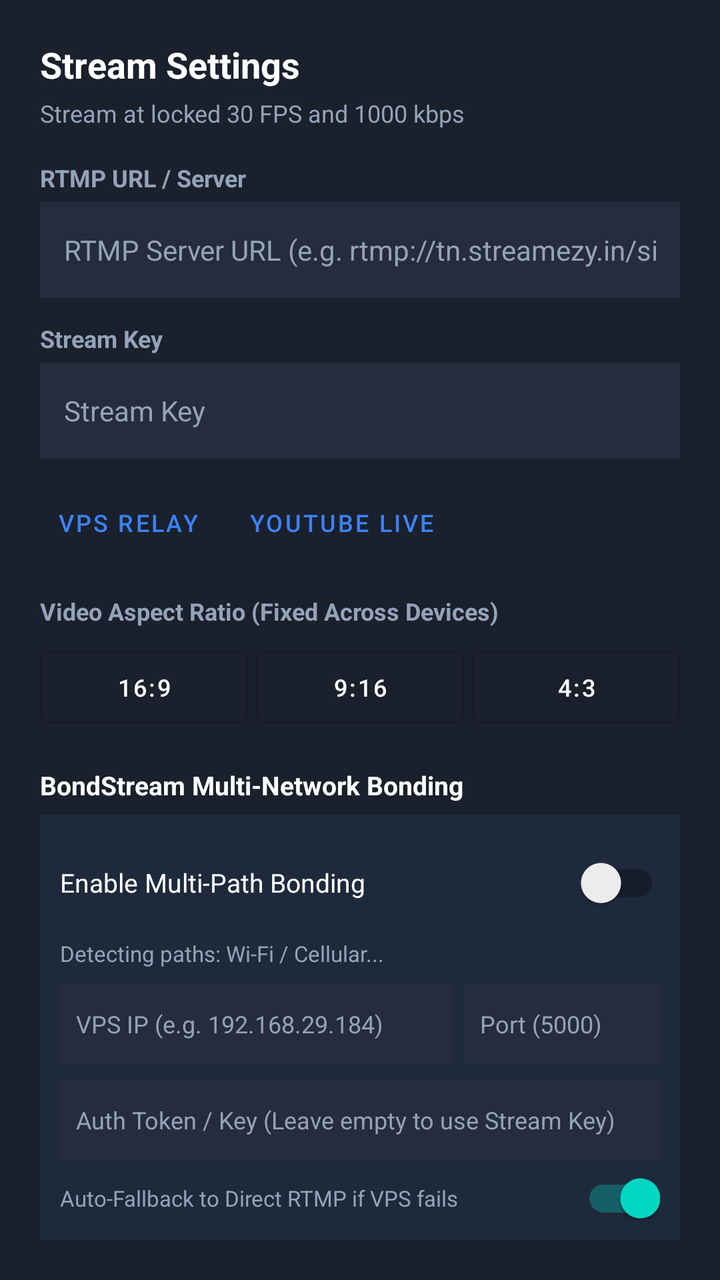
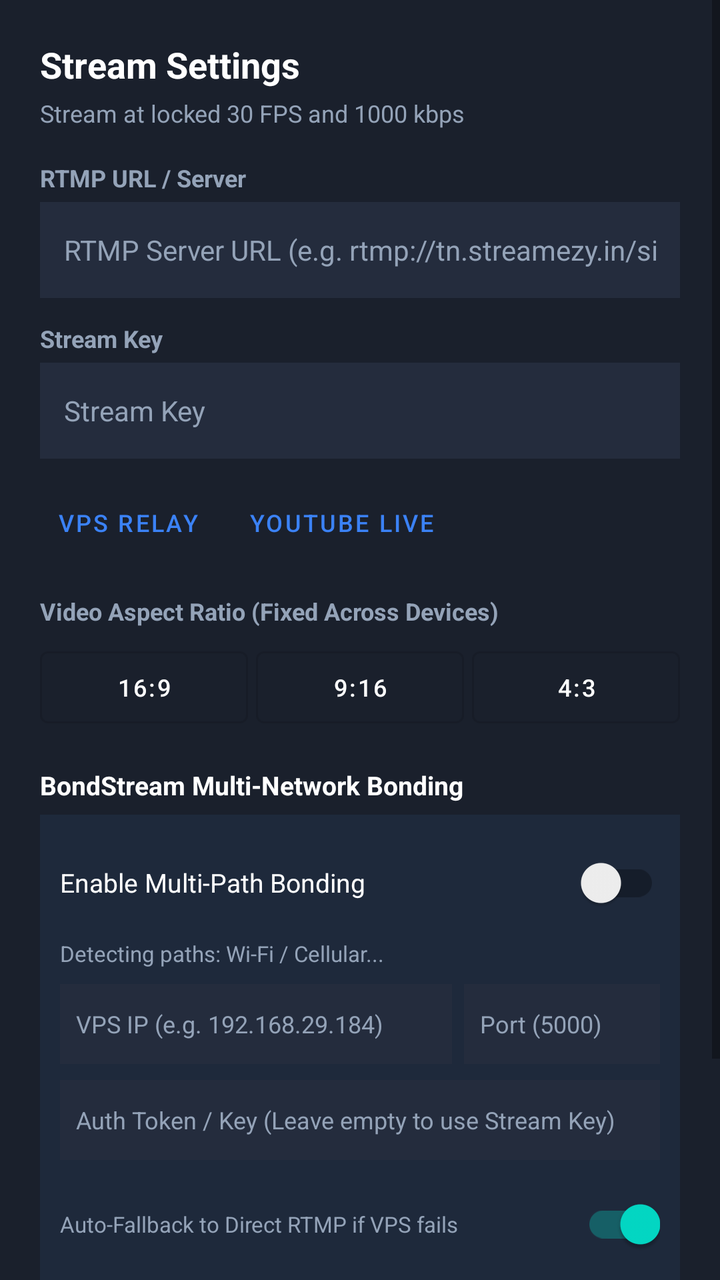

Compare the two renders of this Android layout. The source of the first and the diff that turns it into the second are given below.
<!-- AndroidManifest.xml: application theme Theme.MobileCaptureStreamer -->
<!-- res/layout/dialog_settings.xml -->
<?xml version="1.0" encoding="utf-8"?>
<LinearLayout xmlns:android="http://schemas.android.com/apk/res/android"
    xmlns:app="http://schemas.android.com/apk/res-auto"
    android:layout_width="match_parent"
    android:layout_height="wrap_content"
    android:background="@color/surface_card"
    android:orientation="vertical"
    android:padding="20dp">

    <TextView
        android:layout_width="wrap_content"
        android:layout_height="wrap_content"
        android:text="@string/stream_settings"
        android:textColor="@color/white"
        android:textSize="18sp"
        android:textStyle="bold" />

    <TextView
        android:layout_width="wrap_content"
        android:layout_height="wrap_content"
        android:layout_marginTop="4dp"
        android:text="Stream at locked 30 FPS and 1000 kbps"
        android:textColor="@color/text_secondary"
        android:textSize="12sp" />

    
    <TextView
        android:layout_width="wrap_content"
        android:layout_height="wrap_content"
        android:layout_marginTop="16dp"
        android:text="RTMP URL / Server"
        android:textColor="@color/text_secondary"
        android:textSize="12sp"
        android:textStyle="bold" />

    <EditText
        android:id="@+id/etRtmpUrl"
        android:layout_width="match_parent"
        android:layout_height="48dp"
        android:layout_marginTop="4dp"
        android:background="#242C3D"
        android:hint="@string/rtmp_url_hint"
        android:inputType="textUri"
        android:paddingHorizontal="12dp"
        android:textColor="@color/white"
        android:textColorHint="@color/text_secondary"
        android:textSize="14sp" />

    
    <TextView
        android:layout_width="wrap_content"
        android:layout_height="wrap_content"
        android:layout_marginTop="12dp"
        android:text="Stream Key"
        android:textColor="@color/text_secondary"
        android:textSize="12sp"
        android:textStyle="bold" />

    <EditText
        android:id="@+id/etStreamKey"
        android:layout_width="match_parent"
        android:layout_height="48dp"
        android:layout_marginTop="4dp"
        android:background="#242C3D"
        android:hint="@string/stream_key_hint"
        android:inputType="textVisiblePassword"
        android:paddingHorizontal="12dp"
        android:textColor="@color/white"
        android:textColorHint="@color/text_secondary"
        android:textSize="14sp" />

    
    <LinearLayout
        android:layout_width="match_parent"
        android:layout_height="wrap_content"
        android:layout_marginTop="8dp"
        android:orientation="horizontal">

        <Button
            android:id="@+id/btnPresetVps"
            style="@style/Widget.MaterialComponents.Button.TextButton"
            android:layout_width="wrap_content"
            android:layout_height="wrap_content"
            android:text="VPS Relay"
            android:textColor="@color/accent_blue"
            android:textSize="12sp" />

        <Button
            android:id="@+id/btnPresetYouTube"
            style="@style/Widget.MaterialComponents.Button.TextButton"
            android:layout_width="wrap_content"
            android:layout_height="wrap_content"
            android:layout_marginStart="8dp"
            android:text="YouTube Live"
            android:textColor="@color/accent_blue"
            android:textSize="12sp" />
    </LinearLayout>

    
    <TextView
        android:layout_width="wrap_content"
        android:layout_height="wrap_content"
        android:layout_marginTop="12dp"
        android:text="Video Aspect Ratio (Fixed Across Devices)"
        android:textColor="@color/text_secondary"
        android:textSize="12sp"
        android:textStyle="bold" />

    <LinearLayout
        android:layout_width="match_parent"
        android:layout_height="wrap_content"
        android:layout_marginTop="6dp"
        android:orientation="horizontal"
        android:weightSum="3">

        <Button
            android:id="@+id/btnRatio16x9"
            style="@style/Widget.MaterialComponents.Button.OutlinedButton"
            android:layout_width="0dp"
            android:layout_height="wrap_content"
            android:layout_weight="1"
            android:text="16:9"
            android:textColor="@color/white"
            android:textSize="12sp" />

        <Button
            android:id="@+id/btnRatio9x16"
            style="@style/Widget.MaterialComponents.Button.OutlinedButton"
            android:layout_width="0dp"
            android:layout_height="wrap_content"
            android:layout_weight="1"
            android:layout_marginStart="4dp"
            android:text="9:16"
            android:textColor="@color/white"
            android:textSize="12sp" />

        <Button
            android:id="@+id/btnRatio4x3"
            style="@style/Widget.MaterialComponents.Button.OutlinedButton"
            android:layout_width="0dp"
            android:layout_height="wrap_content"
            android:layout_weight="1"
            android:layout_marginStart="4dp"
            android:text="4:3"
            android:textColor="@color/white"
            android:textSize="12sp" />
    </LinearLayout>

    
    <TextView
        android:layout_width="wrap_content"
        android:layout_height="wrap_content"
        android:layout_marginTop="16dp"
        android:text="BondStream Multi-Network Bonding"
        android:textColor="@color/white"
        android:textSize="13sp"
        android:textStyle="bold" />

    <LinearLayout
        android:layout_width="match_parent"
        android:layout_height="wrap_content"
        android:layout_marginTop="6dp"
        android:background="#1E293B"
        android:orientation="vertical"
        android:padding="10dp">

        <LinearLayout
            android:layout_width="match_parent"
            android:layout_height="wrap_content"
            android:gravity="center_vertical"
            android:orientation="horizontal">

            <TextView
                android:layout_width="0dp"
                android:layout_height="wrap_content"
                android:layout_weight="1"
                android:text="Enable Multi-Path Bonding"
                android:textColor="@color/white"
                android:textSize="13sp" />

            <androidx.appcompat.widget.SwitchCompat
                android:id="@+id/switchBonding"
                android:layout_width="wrap_content"
                android:layout_height="wrap_content" />
        </LinearLayout>

        <TextView
            android:id="@+id/tvBondingPathStatus"
            android:layout_width="match_parent"
            android:layout_height="wrap_content"
            android:layout_marginTop="4dp"
            android:text="Detecting paths: Wi-Fi / Cellular..."
            android:textColor="@color/text_secondary"
            android:textSize="11sp" />

        <LinearLayout
            android:layout_width="match_parent"
            android:layout_height="wrap_content"
            android:layout_marginTop="8dp"
            android:orientation="horizontal">

            <EditText
                android:id="@+id/etBondingHost"
                android:layout_width="0dp"
                android:layout_height="40dp"
                android:layout_weight="2"
                android:background="#242C3D"
                android:hint="VPS IP (e.g. 192.168.29.184)"
                android:inputType="text"
                android:paddingHorizontal="8dp"
                android:textColor="@color/white"
                android:textColorHint="@color/text_secondary"
                android:textSize="12sp" />

            <EditText
                android:id="@+id/etBondingPort"
                android:layout_width="0dp"
                android:layout_height="40dp"
                android:layout_marginStart="6dp"
                android:layout_weight="1"
                android:background="#242C3D"
                android:hint="Port (5000)"
                android:inputType="number"
                android:paddingHorizontal="8dp"
                android:textColor="@color/white"
                android:textColorHint="@color/text_secondary"
                android:textSize="12sp" />
        </LinearLayout>

        <EditText
            android:id="@+id/etBondingAuthToken"
            android:layout_width="match_parent"
            android:layout_height="40dp"
            android:layout_marginTop="8dp"
            android:background="#242C3D"
            android:hint="Auth Token / Key (Leave empty to use Stream Key)"
            android:inputType="text"
            android:paddingHorizontal="8dp"
            android:textColor="@color/white"
            android:textColorHint="@color/text_secondary"
            android:textSize="12sp" />

        <LinearLayout
            android:layout_width="match_parent"
            android:layout_height="wrap_content"
            android:layout_marginTop="8dp"
            android:gravity="center_vertical"
            android:orientation="horizontal">

            <TextView
                android:layout_width="0dp"
                android:layout_height="wrap_content"
                android:layout_weight="1"
                android:text="Auto-Fallback to Direct RTMP if VPS fails"
                android:textColor="@color/text_secondary"
                android:textSize="11sp" />

            <androidx.appcompat.widget.SwitchCompat
                android:id="@+id/switchAutoFallback"
                android:layout_width="wrap_content"
                android:layout_height="wrap_content"
                android:checked="true" />
        </LinearLayout>

        <Button
            android:id="@+id/btnTestBonding"
            android:layout_width="match_parent"
            android:layout_height="36dp"
            android:layout_marginTop="8dp"
            android:backgroundTint="#334155"
            android:text="Test Multi-Path Connection"
            android:textColor="@color/white"
            android:textSize="12sp"
            app:cornerRadius="6dp" />

        <TextView
            android:id="@+id/tvTestBondingResults"
            android:layout_width="match_parent"
            android:layout_height="wrap_content"
            android:layout_marginTop="4dp"
            android:textColor="@color/accent_green"
            android:textSize="11sp"
            android:visibility="gone" />
    </LinearLayout>

    
    <Button
        android:id="@+id/btnSaveSettings"
        android:layout_width="match_parent"
        android:layout_height="48dp"
        android:layout_marginTop="16dp"
        android:backgroundTint="@color/accent_blue"
        android:text="@string/save"
        android:textColor="@color/white"
        android:textStyle="bold"
        app:cornerRadius="8dp" />
</LinearLayout>
<!-- resources referenced by this layout -->
<resources>
  <color name="accent_blue">#3B82F6</color>
  <color name="accent_green">#10B981</color>
  <color name="surface_card">#1A202C</color>
  <color name="text_secondary">#94A3B8</color>
  <color name="white">#FFFFFFFF</color>
  <string name="rtmp_url_hint">RTMP Server URL (e.g. rtmp://tn.streamezy.in/siva)</string>
  <string name="save">Save &amp; Close</string>
  <string name="stream_key_hint">Stream Key</string>
  <string name="stream_settings">Stream Settings</string>
  <style name="Theme.MobileCaptureStreamer" parent="Theme.MaterialComponents.DayNight.NoActionBar">
          <item name="colorPrimary">@color/accent_blue</item>
          <item name="colorPrimaryVariant">@color/accent_blue</item>
          <item name="colorOnPrimary">@color/white</item>
          <item name="android:statusBarColor">@color/black</item>
          <item name="android:navigationBarColor">@color/black</item>
          <item name="android:windowBackground">@color/black</item>
      </style>
  <color name="black">#FF0B0E14</color>
</resources>

<!-- the commit's change to res/layout/dialog_settings.xml (unified diff, before → after) -->
@@ -1,11 +1,18 @@
 <?xml version="1.0" encoding="utf-8"?>
-<LinearLayout xmlns:android="http://schemas.android.com/apk/res/android"
+<ScrollView xmlns:android="http://schemas.android.com/apk/res/android"
     xmlns:app="http://schemas.android.com/apk/res-auto"
     android:layout_width="match_parent"
     android:layout_height="wrap_content"
-    android:background="@color/surface_card"
-    android:orientation="vertical"
-    android:padding="20dp">
+    android:fillViewport="true"
+    android:scrollbars="vertical"
+    android:fadeScrollbars="false"
+    android:background="@color/surface_card">
+
+    <LinearLayout
+        android:layout_width="match_parent"
+        android:layout_height="wrap_content"
+        android:orientation="vertical"
+        android:padding="20dp">
 
     <TextView
         android:layout_width="wrap_content"
@@ -294,4 +301,5 @@
         android:textColor="@color/white"
         android:textStyle="bold"
         app:cornerRadius="8dp" />
-</LinearLayout>
+    </LinearLayout>
+</ScrollView>
